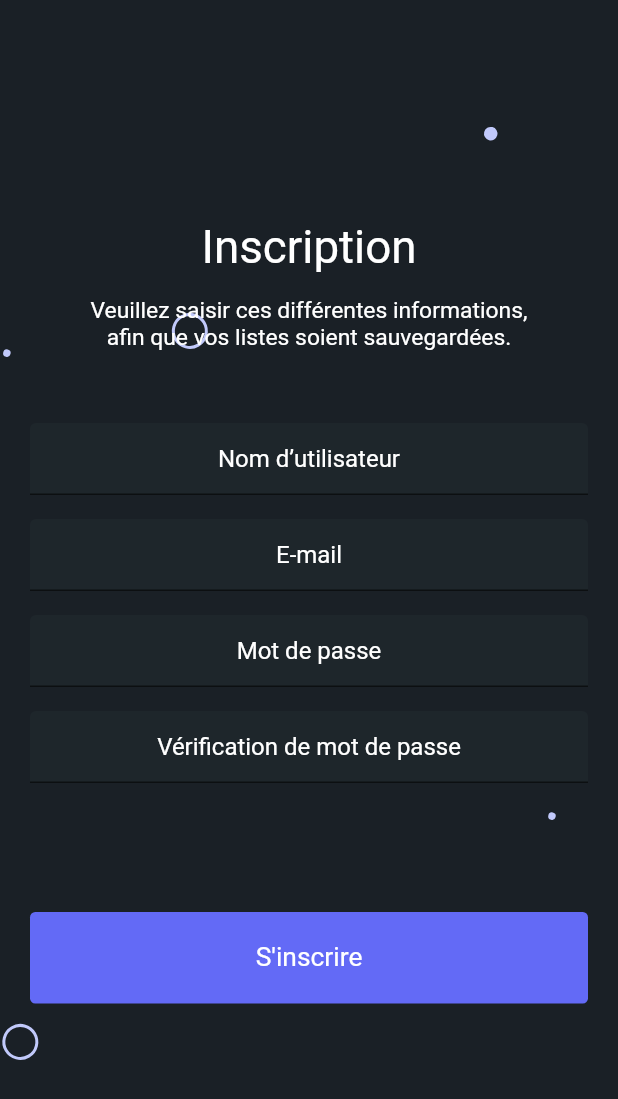
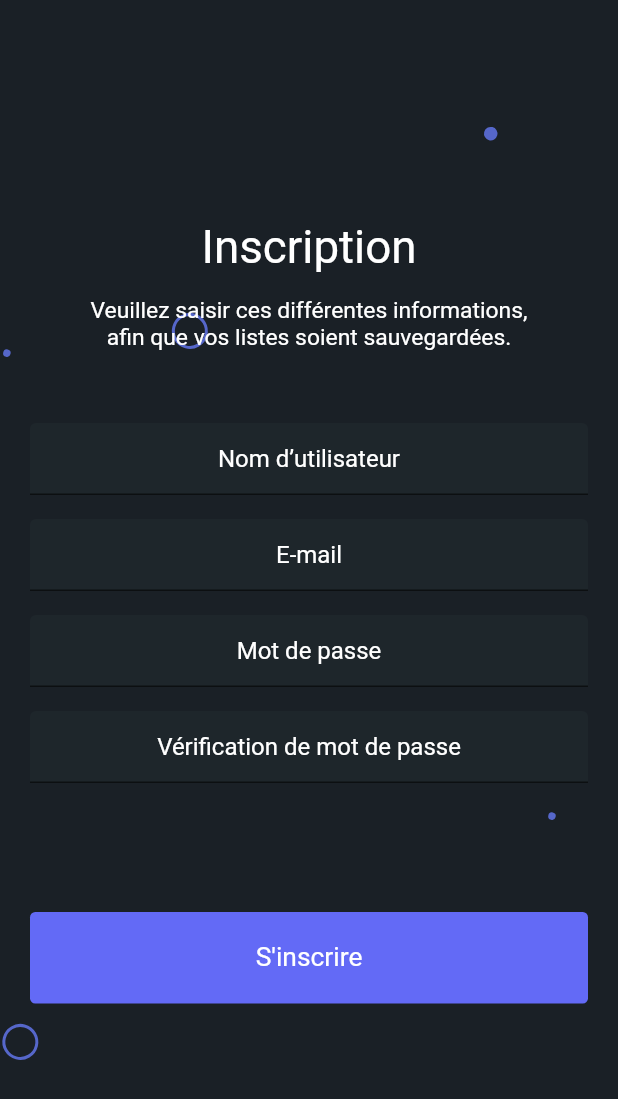
Before and after one commit to guyguy-nll/FlutterProject, a Flutter app: the screen it shows after launch, after a tap on "Créer un nouveau compte", on a phone screen of 412 x 824 dp. Shown: the top 1099 px of the screen. Run offline on Flutter 3.47's test engine with Material 2 defaults, Android fonts, the phone set to English and light mode, and no system bars; our stand-ins replace cloud_firestore, cloud_functions, dio, firebase_analytics, firebase_auth, firebase_core and 6 more; missing offline and left inert: flutter_firebase; accounts and stored records are empty; Roboto replaces fonts that are missing (GoogleSans-Bold, ProximaNova-Regular).

Commit message:
Commentaires + fix bug

```diff
--- a/lib/main.dart
+++ b/lib/main.dart
@@ -46,8 +46,11 @@ class Acc extends StatelessWidget {
   @override
   Widget build(BuildContext context) => Scaffold(
       body: StreamBuilder<User?>(
+          //voir le statut d'authenfication firebase
           stream: FirebaseAuth.instance.authStateChanges(),
           builder: (context, snapshot) {
+            //si connecté on l'envoie vers l'accueil
+            //sinon sur la page de connection
             if (snapshot.hasData) {
               return pageAccueil();
             } else {
--- a/lib/pageConnect.dart
+++ b/lib/pageConnect.dart
@@ -9,22 +9,6 @@ import 'pageInscription.dart';
 import 'package:flutter_svg_provider/flutter_svg_provider.dart';
 import 'package:flutter_svg/flutter_svg.dart';
 
-void main() {
-  runApp(const MyApp());
-}
-
-class MyApp extends StatelessWidget {
-  const MyApp({super.key});
-
-  // This widget is the root of your application.
-  @override
-  Widget build(BuildContext context) {
-    return MaterialApp(
-      home: ConnectPage(),
-    );
-  }
-}
-
 class ConnectPage extends StatefulWidget {
   const ConnectPage({super.key});
 
@@ -33,6 +17,7 @@ class ConnectPage extends StatefulWidget {
 }
 
 class _ConnectPageState extends State<ConnectPage> {
+  //controller pour récuperer les saisie de mot de passe et email
   final emailController = TextEditingController();
   final passwordController = TextEditingController();
   @override
@@ -41,12 +26,15 @@ class _ConnectPageState extends State<ConnectPage> {
       backgroundColor: Color(0xff1A2026),
       body: Stack(
         children: [
-          SvgPicture.asset(
-            'assets/images/background.svg',
-            fit: BoxFit.cover,
-            color: Colors.white.withOpacity(0.6),
-            colorBlendMode: BlendMode.srcATop,
+          //image de fond d'écran
+          Opacity(
+            opacity: 0.8,
+            child: SvgPicture.asset(
+              'assets/images/background.svg',
+              fit: BoxFit.cover,
+            ),
           ),
+
           Center(
             child: Column(
               mainAxisAlignment: MainAxisAlignment.center,
@@ -83,6 +71,7 @@ class _ConnectPageState extends State<ConnectPage> {
                   padding:
                       const EdgeInsets.symmetric(vertical: 8.0, horizontal: 20),
                   child: TextField(
+                    //la saisie est enregistrée dabs le controller d'email
                     controller: emailController,
                     style: TextStyle(color: Colors.white),
                     textAlign: TextAlign.center,
@@ -99,6 +88,7 @@ class _ConnectPageState extends State<ConnectPage> {
                   padding:
                       const EdgeInsets.symmetric(vertical: 8.0, horizontal: 20),
                   child: TextField(
+                    //la saisie est enregistrée dabs le controller de mot de passe
                     controller: passwordController,
                     textAlign: TextAlign.center,
                     style: TextStyle(color: Colors.white),
@@ -126,6 +116,7 @@ class _ConnectPageState extends State<ConnectPage> {
                       shape: RoundedRectangleBorder(
                           borderRadius: BorderRadius.circular(3.52)),
                       onPressed: () {
+                        //le bouton active la fonction Connect si on appuie dessus
                         Connect();
                       },
                       child: Text("Se connecter",
@@ -190,9 +181,11 @@ class _ConnectPageState extends State<ConnectPage> {
     );
   }
 
+  //fonction pour tester si l'email et le mot de passe sont enregistrées dans firebase
   Future Connect() async {
     try {
       await FirebaseAuth.instance.signInWithEmailAndPassword(
+          //si firebase reconnait l'email et le mot de passe saisie on est renvoyé vers l'accueil
           email: emailController.text.trim(),
           password: passwordController.text.trim());
       Navigator.push(
--- a/lib/pageInscription.dart
+++ b/lib/pageInscription.dart
@@ -25,7 +25,9 @@ class pageInscription extends StatefulWidget {
 }
 
 class _pageInscription extends State<pageInscription> {
+  //variable qui peut etre utile pour teste si on est connecte
   final FirebaseAuth Auth = FirebaseAuth.instance;
+  //variable pour la saisie utilisateur
   final TextEditingController nomControl = TextEditingController();
   final TextEditingController mailControl = TextEditingController();
   final TextEditingController mdpControl = TextEditingController();
@@ -43,11 +45,13 @@ class _pageInscription extends State<pageInscription> {
             )
           : Stack(
               children: [
-                SvgPicture.asset(
-                  'assets/images/background.svg',
-                  fit: BoxFit.cover,
-                  color: Colors.white.withOpacity(0.6),
-                  colorBlendMode: BlendMode.srcATop,
+                //affichage de l'image de fond
+                Opacity(
+                  opacity: 0.8,
+                  child: SvgPicture.asset(
+                    'assets/images/background.svg',
+                    fit: BoxFit.cover,
+                  ),
                 ),
                 Column(
                   mainAxisAlignment: MainAxisAlignment.center,
@@ -89,6 +93,7 @@ class _pageInscription extends State<pageInscription> {
                       padding: const EdgeInsets.symmetric(
                           vertical: 8.0, horizontal: 20),
                       child: TextFormField(
+                        //enregistre la saisie du nom dans le controller
                         controller: nomControl,
                         style: TextStyle(color: Colors.white),
                         textAlign: TextAlign.center,
@@ -105,6 +110,7 @@ class _pageInscription extends State<pageInscription> {
                       padding: const EdgeInsets.symmetric(
                           vertical: 8.0, horizontal: 20),
                       child: TextFormField(
+                        //enregistre l'email saisie dans le controller
                         controller: mailControl,
                         style: TextStyle(color: Colors.white),
                         textAlign: TextAlign.center,
@@ -120,6 +126,7 @@ class _pageInscription extends State<pageInscription> {
                     Padding(
                       padding: const EdgeInsets.symmetric(
                           vertical: 8.0, horizontal: 20),
+                      //entoure le container en rouge si les deux mots de passe sont differents
                       child: Container(
                         decoration: testmdp
                             ? BoxDecoration(
@@ -133,6 +140,7 @@ class _pageInscription extends State<pageInscription> {
                           alignment: Alignment.centerRight,
                           children: [
                             TextFormField(
+                              //enregistre le mot de passe dans le controller
                               controller: mdpControl,
                               style: TextStyle(color: Colors.white),
                               textAlign: TextAlign.center,
@@ -144,6 +152,8 @@ class _pageInscription extends State<pageInscription> {
                                 hintStyle: TextStyle(color: Colors.white),
                               ),
                             ),
+                            //affiche une icone de warning si les deux mot de passe sont differents
+                            // on a choisit cette icone qui rendait mieux que le svg
                             if (testmdp) Icon(Icons.warning, color: Colors.red),
                           ],
                         ),
@@ -153,6 +163,7 @@ class _pageInscription extends State<pageInscription> {
                       padding: const EdgeInsets.symmetric(
                           vertical: 8.0, horizontal: 20),
                       child: TextFormField(
+                        //enregistre le mot de passe de verification dans le controller
                         controller: mdpverifControl,
                         style: TextStyle(color: Colors.white),
                         textAlign: TextAlign.center,
@@ -180,6 +191,7 @@ class _pageInscription extends State<pageInscription> {
                           shape: RoundedRectangleBorder(
                               borderRadius: BorderRadius.circular(3.52)),
                           onPressed: () {
+                            //on procede à l'inscription dans firebase
                             Inscript();
                           },
                           child: Text("S'inscrire",
@@ -200,8 +212,10 @@ class _pageInscription extends State<pageInscription> {
 
   Future<void> Inscript() async {
     setState(() {
+      //charge est le boolean du loader
       charge = true;
     });
+    //on teste si les deux mots de passe sont identiques
     if (mdpControl.text.trim() != mdpverifControl.text.trim()) {
       setState(() {
         testmdp = true;
@@ -209,6 +223,7 @@ class _pageInscription extends State<pageInscription> {
       });
       return;
     }
+    //si different l'email et le mot de passe sont entrées dans firebase comme nouvel utilisateur
     try {
       UserCredential result = await FirebaseAuth.instance
           .createUserWithEmailAndPassword(
@@ -221,11 +236,13 @@ class _pageInscription extends State<pageInscription> {
         'likes': <String, String>{},
         'wishlist': <String, String>{},
       });
+      //on le renvoie vers la page d'accueil
       Navigator.push(
         context,
         MaterialPageRoute(builder: (context) => pageAccueil()),
       );
-    } catch (e) {
+    } //on affiche les erreurs sinon
+    catch (e) {
       print(e);
     }
     setState(() {
```
Also changed, not shown: lib/avisJeu.dart (+23 -5 lines), lib/pageAccueil.dart (+22 -6 lines).
